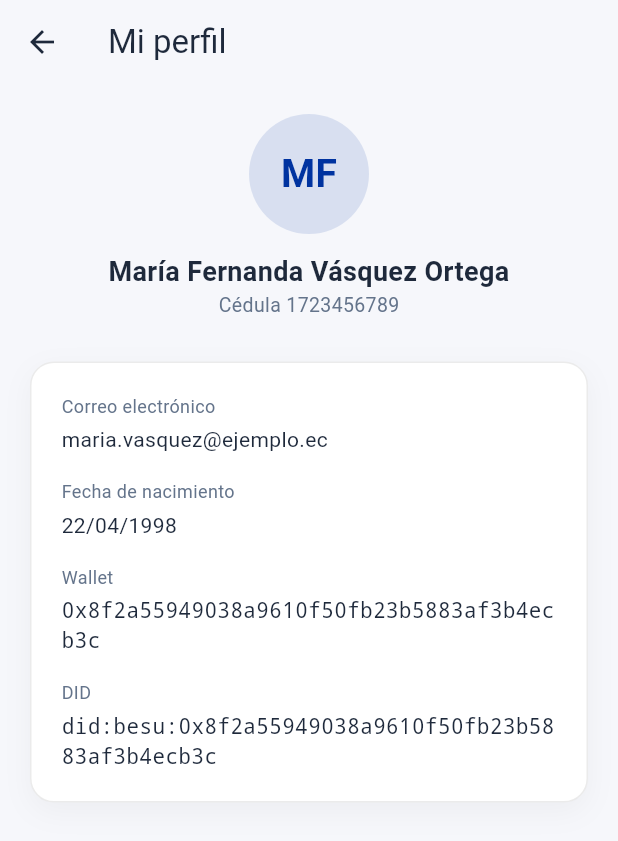
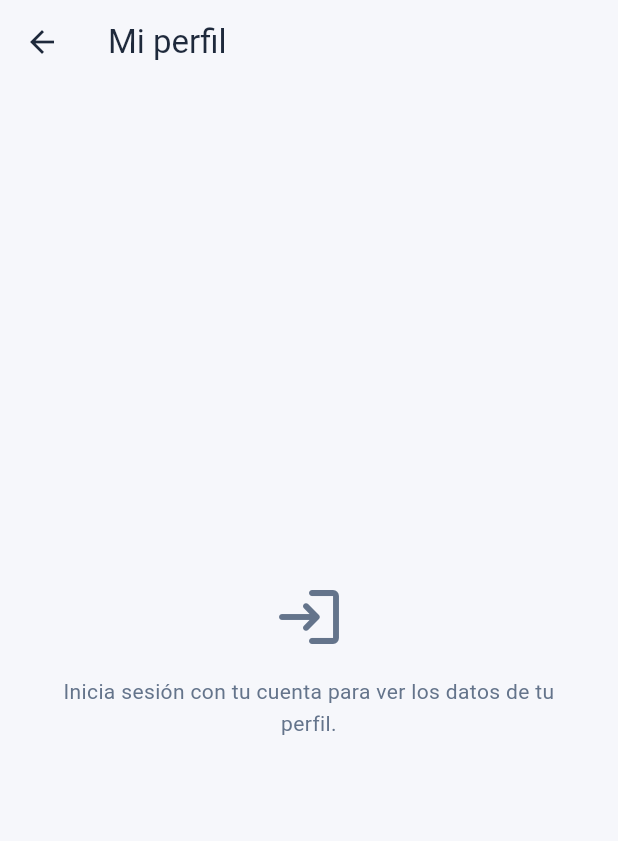
Before and after one commit to Aidan-5/BlockChain-Grupo4, a Flutter app: the HomeShell screen opened directly, item 3 of the bottom bar chosen, after a tap on "Mi perfil", on a phone screen of 412 x 824 dp. Shown: the top 841 px of the screen. Run offline on Flutter 3.47's test engine with Material 3 defaults, Android fonts, the phone set to English and light mode, and no system bars; our stand-ins replace qr_flutter; missing offline and left inert: mobile_scanner.

Commit message:
Refactor profile handling and UI updates in the app. Updated ProfileScreen to fetch user data based on userId, added userId to AjustesTab and HomeShell, and modified widget tests to reflect new profile loading behavior.

```diff
--- a/App/ecuador_ssi/lib/models/citizen_profile.dart
+++ b/App/ecuador_ssi/lib/models/citizen_profile.dart
@@ -4,7 +4,7 @@ class CitizenProfile {
   const CitizenProfile({
     required this.nombreCompleto,
     required this.cedula,
-    required this.fechaNacimiento,
+    this.fechaNacimiento,
     required this.email,
     required this.wallet,
     required this.did,
@@ -12,17 +12,20 @@ class CitizenProfile {
 
   final String nombreCompleto;
   final String cedula;
-  final DateTime fechaNacimiento;
+  final DateTime? fechaNacimiento;
   final String email;
   final String wallet;
   final String did;
 
   bool get esMayorDeEdad {
+    final nacimiento = fechaNacimiento;
+    if (nacimiento == null) return false;
+
     final now = DateTime.now();
-    var edad = now.year - fechaNacimiento.year;
+    var edad = now.year - nacimiento.year;
     final aunNoCumpleEsteAnio =
-        now.month < fechaNacimiento.month ||
-        (now.month == fechaNacimiento.month && now.day < fechaNacimiento.day);
+        now.month < nacimiento.month ||
+        (now.month == nacimiento.month && now.day < nacimiento.day);
     if (aunNoCumpleEsteAnio) edad--;
     return edad >= 18;
   }
--- a/App/ecuador_ssi/lib/screens/home/ajustes_tab.dart
+++ b/App/ecuador_ssi/lib/screens/home/ajustes_tab.dart
@@ -11,7 +11,9 @@ import '../settings/security_screen.dart';
 import '../settings/usage_history_screen.dart';
 
 class AjustesTab extends StatelessWidget {
-  const AjustesTab({super.key});
+  const AjustesTab({super.key, required this.userId});
+
+  final int userId;
 
   void _open(BuildContext context, Widget screen) {
     Navigator.of(context).push(MaterialPageRoute(builder: (_) => screen));
@@ -45,7 +47,7 @@ class AjustesTab extends StatelessWidget {
               _SettingsTile(
                 icon: Icons.person_outline,
                 label: 'Mi perfil',
-                onTap: () => _open(context, const ProfileScreen()),
+                onTap: () => _open(context, ProfileScreen(userId: userId)),
               ),
               const _TileDivider(),
               _SettingsTile(
--- a/App/ecuador_ssi/lib/screens/settings/profile_screen.dart
+++ b/App/ecuador_ssi/lib/screens/settings/profile_screen.dart
@@ -1,15 +1,77 @@
 import 'package:flutter/material.dart';
 
-import '../../data/mock_profile.dart';
+import '../../models/citizen_profile.dart';
+import '../../services/profile_service.dart';
 import '../../theme/app_theme.dart';
 import '../../widgets/glass_card.dart';
 
-class ProfileScreen extends StatelessWidget {
-  const ProfileScreen({super.key});
+class ProfileScreen extends StatefulWidget {
+  const ProfileScreen({super.key, required this.userId});
+
+  final int userId;
+
+  @override
+  State<ProfileScreen> createState() => _ProfileScreenState();
+}
+
+class _ProfileScreenState extends State<ProfileScreen> {
+  late Future<CitizenProfile?> _profileFuture;
+
+  @override
+  void initState() {
+    super.initState();
+    _profileFuture = ProfileService.fetchProfile(widget.userId);
+  }
 
   @override
   Widget build(BuildContext context) {
-    final profile = MockProfile.citizen;
+    return Scaffold(
+      appBar: AppBar(title: const Text('Mi perfil')),
+      body: SafeArea(
+        child: FutureBuilder<CitizenProfile?>(
+          future: _profileFuture,
+          builder: (context, snapshot) {
+            if (snapshot.connectionState == ConnectionState.waiting) {
+              return const Center(child: CircularProgressIndicator());
+            }
+
+            if (widget.userId <= 0) {
+              return _MessageState(
+                icon: Icons.login_rounded,
+                message:
+                    'Inicia sesión con tu cuenta para ver los datos de tu perfil.',
+              );
+            }
+
+            if (snapshot.hasError || snapshot.data == null) {
+              return _MessageState(
+                icon: Icons.cloud_off_outlined,
+                message:
+                    'No se pudo cargar tu perfil. Verifica que el backend esté activo e intenta de nuevo.',
+                actionLabel: 'Reintentar',
+                onAction: () {
+                  setState(() {
+                    _profileFuture = ProfileService.fetchProfile(widget.userId);
+                  });
+                },
+              );
+            }
+
+            return _ProfileContent(profile: snapshot.data!);
+          },
+        ),
+      ),
+    );
+  }
+}
+
+class _ProfileContent extends StatelessWidget {
+  const _ProfileContent({required this.profile});
+
+  final CitizenProfile profile;
+
+  @override
+  Widget build(BuildContext context) {
     final initials = profile.nombreCompleto
         .trim()
         .split(RegExp(r'\s+'))
@@ -18,10 +80,7 @@ class ProfileScreen extends StatelessWidget {
         .join()
         .toUpperCase();
 
-    return Scaffold(
-      appBar: AppBar(title: const Text('Mi perfil')),
-      body: SafeArea(
-        child: ListView(
+    return ListView(
       padding: const EdgeInsets.all(20),
       children: [
         Center(
@@ -31,7 +90,7 @@ class ProfileScreen extends StatelessWidget {
                 radius: 40,
                 backgroundColor: AppColors.primary.withValues(alpha: 0.12),
                 child: Text(
-                      initials,
+                  initials.isEmpty ? '?' : initials,
                   style: const TextStyle(
                     fontSize: 26,
                     fontWeight: FontWeight.w700,
@@ -68,7 +127,9 @@ class ProfileScreen extends StatelessWidget {
               const SizedBox(height: 16),
               _ProfileField(
                 label: 'Fecha de nacimiento',
-                    value: _formatDate(profile.fechaNacimiento),
+                value: profile.fechaNacimiento != null
+                    ? _formatDate(profile.fechaNacimiento!)
+                    : 'No registrada',
               ),
               const SizedBox(height: 16),
               _ProfileField(
@@ -82,8 +143,6 @@ class ProfileScreen extends StatelessWidget {
           ),
         ),
       ],
-        ),
-      ),
     );
   }
 
@@ -91,6 +150,45 @@ class ProfileScreen extends StatelessWidget {
     final day = date.day.toString().padLeft(2, '0');
     final month = date.month.toString().padLeft(2, '0');
     return '$day/$month/${date.year}';
+  }
+}
+
+class _MessageState extends StatelessWidget {
+  const _MessageState({
+    required this.icon,
+    required this.message,
+    this.actionLabel,
+    this.onAction,
+  });
+
+  final IconData icon;
+  final String message;
+  final String? actionLabel;
+  final VoidCallback? onAction;
+
+  @override
+  Widget build(BuildContext context) {
+    return Center(
+      child: Padding(
+        padding: const EdgeInsets.all(32),
+        child: Column(
+          mainAxisAlignment: MainAxisAlignment.center,
+          children: [
+            Icon(icon, size: 48, color: AppColors.textMuted),
+            const SizedBox(height: 16),
+            Text(
+              message,
+              textAlign: TextAlign.center,
+              style: const TextStyle(color: AppColors.textMuted, height: 1.5),
+            ),
+            if (actionLabel != null && onAction != null) ...[
+              const SizedBox(height: 20),
+              OutlinedButton(onPressed: onAction, child: Text(actionLabel!)),
+            ],
+          ],
+        ),
+      ),
+    );
   }
 }
 
--- /dev/null
+++ b/App/ecuador_ssi/lib/services/profile_service.dart
@@ -0,0 +1,121 @@
+import 'dart:convert';
+
+import 'package:http/http.dart' as http;
+
+import '../models/citizen_profile.dart';
+
+class ProfileService {
+  // En emulador Android, 10.0.2.2 apunta al localhost del PC host
+  static const String _baseUrl = 'http://10.0.2.2:3000';
+
+  static Future<CitizenProfile?> fetchProfile(int userId) async {
+    if (userId <= 0) return null;
+
+    try {
+      final userResponse = await http
+          .get(Uri.parse('$_baseUrl/users/$userId'))
+          .timeout(const Duration(seconds: 10));
+
+      if (userResponse.statusCode != 200) return null;
+
+      final user = jsonDecode(userResponse.body) as Map<String, dynamic>;
+      final solicitudesResponse = await http
+          .get(Uri.parse('$_baseUrl/solicitudes/usuario/$userId'))
+          .timeout(const Duration(seconds: 10));
+
+      Map<String, dynamic> datos = {};
+      if (solicitudesResponse.statusCode == 200) {
+        final solicitudes = jsonDecode(solicitudesResponse.body) as List<dynamic>;
+        datos = _extractSolicitudData(solicitudes);
+      }
+
+      return _buildProfile(user, datos);
+    } catch (_) {
+      return null;
+    }
+  }
+
+  static Map<String, dynamic> _extractSolicitudData(List<dynamic> solicitudes) {
+    for (final item in solicitudes) {
+      final solicitud = item as Map<String, dynamic>;
+      if (solicitud['estado'] == 'APROBADA') {
+        return _parseDatosJson(solicitud['datosJSON']);
+      }
+    }
+
+    for (final item in solicitudes) {
+      final datos = _parseDatosJson((item as Map<String, dynamic>)['datosJSON']);
+      if (datos.isNotEmpty) return datos;
+    }
+
+    return {};
+  }
+
+  static Map<String, dynamic> _parseDatosJson(dynamic raw) {
+    if (raw is! String || raw.isEmpty) return {};
+    try {
+      final parsed = jsonDecode(raw);
+      return parsed is Map<String, dynamic> ? parsed : {};
+    } catch (_) {
+      return {};
+    }
+  }
+
+  static CitizenProfile _buildProfile(
+    Map<String, dynamic> user,
+    Map<String, dynamic> datos,
+  ) {
+    final nombres = (datos['nombres'] as String?)?.trim() ?? '';
+    final apellidos = (datos['apellidos'] as String?)?.trim() ?? '';
+    final nombreDesdeSolicitud = [nombres, apellidos]
+        .where((part) => part.isNotEmpty)
+        .join(' ');
+
+    final wallet = (user['wallet'] as String?)?.trim();
+    final didFromDb = (user['did'] as String?)?.trim();
+
+    return CitizenProfile(
+      nombreCompleto: nombreDesdeSolicitud.isNotEmpty
+          ? nombreDesdeSolicitud
+          : (user['nombre'] as String? ?? 'Ciudadano'),
+      cedula: (datos['cedula'] as String?)?.trim().isNotEmpty == true
+          ? datos['cedula'] as String
+          : (user['identificacion'] as String?)?.trim().isNotEmpty == true
+          ? user['identificacion'] as String
+          : 'No registrada',
+      fechaNacimiento: _parseFechaNacimiento(datos['fechaNacimiento']),
+      email: user['email'] as String? ?? '',
+      wallet: wallet?.isNotEmpty == true ? wallet! : 'No asignada',
+      did: didFromDb?.isNotEmpty == true
+          ? didFromDb!
+          : wallet?.isNotEmpty == true
+          ? 'did:besu:${wallet!.toLowerCase()}'
+          : 'No asignado',
+    );
+  }
+
+  static DateTime? _parseFechaNacimiento(dynamic raw) {
+    if (raw is! String || raw.trim().isEmpty) return null;
+
+    final value = raw.trim();
+    final isoMatch = RegExp(r'^(\d{4})-(\d{2})-(\d{2})').firstMatch(value);
+    if (isoMatch != null) {
+      return DateTime(
+        int.parse(isoMatch.group(1)!),
+        int.parse(isoMatch.group(2)!),
+        int.parse(isoMatch.group(3)!),
+      );
+    }
+
+    final slashMatch = RegExp(r'^(\d{2})/(\d{2})/(\d{4})').firstMatch(value);
+    if (slashMatch != null) {
+      return DateTime(
+        int.parse(slashMatch.group(3)!),
+        int.parse(slashMatch.group(2)!),
+        int.parse(slashMatch.group(1)!),
+      );
+    }
+
+    return DateTime.tryParse(value);
+  }
+}
```
Also changed, not shown: App/ecuador_ssi/lib/screens/home/home_shell.dart (+13 -5 lines), 3 other files. Lines whose indentation alone changed are shown as unchanged.
